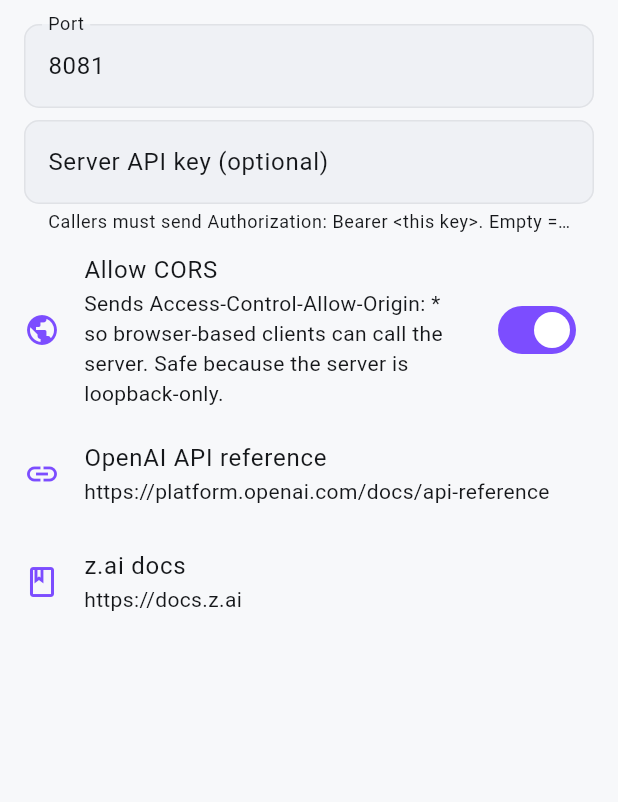
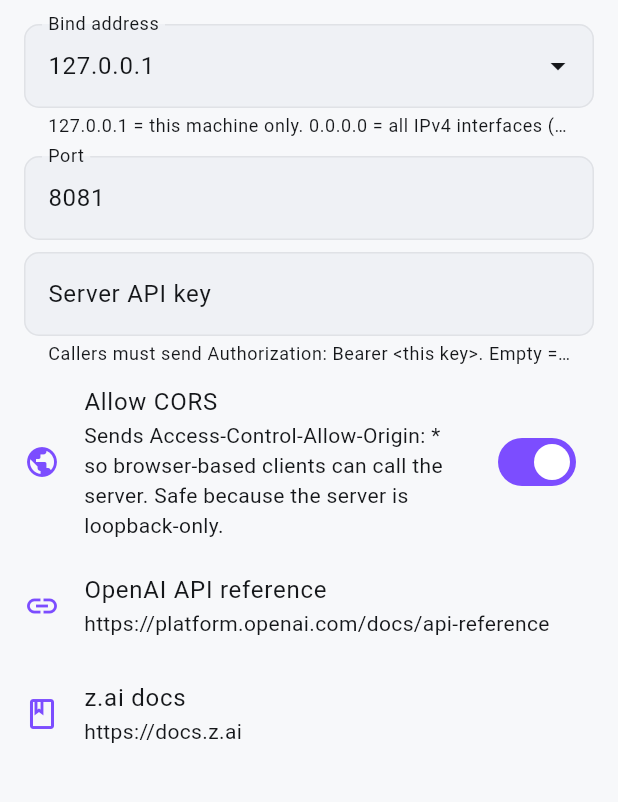
Before and after one commit to Orsucciu/Lagestroemia, a Flutter app: the OpenAiServerSection widget shown alone on an empty page, opened directly, on a phone screen of 412 x 824 dp, the part 192-994 px from its top. Run offline on Flutter 3.47's test engine with Material 3 defaults, Android fonts, the phone set to English and light mode, and no system bars; our stand-ins replace dio, file_picker, flutter_markdown, flutter_riverpod, flutter_secure_storage, go_router and 4 more; missing offline and left inert: dart:html, dart:js_util, flutter_inappwebview; accounts and stored records are empty; network calls fail.

Commit message:
feat: allow OpenAI-compat server to bind to LAN/remote IPs
Previously both OpenAI-compat servers (the Flutter app's built-in one
and the Python native_host.py for the browser extension) were locked
to 127.0.0.1. That made opencode-on-laptop-vs-Lagestroemia-on-desktop
impossible without an SSH tunnel.

Changes:

native_host.py (Python — the path opencode actually uses):
  - Add --api-key flag and LAGESTROEMIA_API_KEY env var. When set,
    every request must carry Authorization: Bearer <key>.
  - Add /health exemption so callers can probe without auth.
  - Add Authorization to Access-Control-Allow-Headers so browser-based
    callers can send the header.
  - Add security guard: refuse to bind to a non-loopback address
    without an API key. Exits with status 2 and a clear message.
  - At startup, enumerate every reachable URL (loopback + each LAN
    IP) so the user knows what to paste into opencode's config.
  - Log bind mode + auth status to stderr.

install-native.sh / install-native.ps1:
  - Generated wrapper now ships with LAGESTROEMIA_HOST and
    LAGESTROEMIA_API_KEY env vars commented out, with instructions.
    User edits one file to enable LAN access; no need to touch the
    Python script directly.
  - Install output explains the LAN-access steps.

Flutter (parallel path — useful for Flutter-app users):
  - OpenAiServerConfig: add 'host' field, default '127.0.0.1'.
    Add isLoopback getter.
  - OpenAiApiServer.start: bind to InternetAddress(config.host)
    instead of hardcoded loopback. Refuse non-loopback without
    serverApiKey.
  - OpenAiServerStatus: add 'host' + 'reachableUrls' fields.
    _enumerateReachableUrls uses NetworkInterface.list to surface
    every LAN URL when bound to 0.0.0.0.
  - Settings UI: bind-address text field with 127.0.0.1/0.0.0.0
    presets in a dropdown. Red warning + errorText when non-loopback
    without key. Lists every reachable URL with per-URL copy buttons
    when bound to 0.0.0.0.
  - OpenAiServerNotifier: persist host, add setHost() that restarts
    the server if running.
  - GET / index HTML shows all reachable URLs, not just 127.0.0.1.

Security model: default behaviour is unchanged (loopback, no auth).
Non-loopback binds REQUIRE an API key — enforced on both sides.

```diff
--- a/lib/data/api/openai_api_server.dart
+++ b/lib/data/api/openai_api_server.dart
@@ -4,8 +4,9 @@
 // OpenAI-speaking clients (curl, Cline, Continue, LibreChat, the OpenAI
 // Python/Node SDKs, etc.) can hit to use z.ai through Lagestroemia.
 //
-// The server listens on `127.0.0.1` (loopback only — never 0.0.0.0) on
-// the port the user picks in Settings. Endpoints:
+// The server listens on the bind address the user picks in Settings —
+// `127.0.0.1` (loopback, default), `0.0.0.0` (all IPv4 interfaces, LAN-
+// reachable), or a specific IP like `192.168.1.50`. Endpoints:
 //
 //   GET  /v1/models
 //        → forwards to z.ai's model list. Returns the OpenAI shape:
@@ -23,13 +24,14 @@
 //        → returns {"ok":true,"version":"<appVersion>"} so callers can
 //          probe the server without sending a chat request.
 //
-//   GET  /            → returns a small HTML page describing the server.
+//   GET  /            → returns a small HTML page describing the server,
+//        including every reachable URL when bound to `0.0.0.0`.
 //
-// Auth: the server is loopback-only (no remote access). It still
-// expects callers to pass an `Authorization: Bearer` header that
-// matches the API key configured in Settings (the user's z.ai API key
-// OR a separate "server API key" that the user sets). If the user
-// leaves the server API key empty, no auth is required (loopback only).
+// Auth: callers must pass an `Authorization: Bearer` header matching the
+// server API key configured in Settings. If the key is empty, no auth is
+// required. Non-loopback binds REQUIRE a non-empty server API key — the
+// [OpenAiApiServer.start] method refuses to bind otherwise, to prevent
+// unauthenticated access from the network.
 //
 // This file uses `dart:io` directly so it only runs on native targets
 // (Linux, Windows, Android). On Web we cannot open a TCP listener —
@@ -45,7 +47,8 @@ import 'dart:io'
         HttpRequest,
         HttpResponse,
         HttpServer,
-        InternetAddress;
+        InternetAddress,
+        NetworkInterface;
 
 import 'package:dio/dio.dart';
 import 'package:logging/logging.dart';
@@ -56,6 +59,7 @@ import '../../core/config/app_config.dart';
 class OpenAiServerConfig {
   const OpenAiServerConfig({
     this.enabled = false,
+    this.host = '127.0.0.1',
     this.port = 8081,
     this.serverApiKey = '',
     this.allowCors = true,
@@ -64,28 +68,43 @@ class OpenAiServerConfig {
   /// Whether the server is running. Persists across app restarts.
   final bool enabled;
 
+  /// Bind address. Default: `127.0.0.1` (loopback — only reachable from
+  /// the same machine). Set to `0.0.0.0` to listen on all IPv4 interfaces
+  /// (reachable from the LAN), or a specific IP like `192.168.1.50` to
+  /// bind to one interface. Non-loopback hosts REQUIRE a non-empty
+  /// [serverApiKey] — the [start] method refuses to bind otherwise.
+  final String host;
+
   /// TCP port to listen on. Default: 8081 (out of the way of common
   /// dev servers like 8080, 3000, 5000).
   final int port;
 
   /// Optional server-side API key. If non-empty, the caller must pass
   /// `Authorization: Bearer <serverApiKey>` to access any endpoint. If
-  /// empty, no auth is required (loopback-only).
+  /// empty, no auth is required (loopback-only). REQUIRED when [host]
+  /// is anything other than `127.0.0.1` / `::1` / `localhost`.
   final String serverApiKey;
 
   /// If true, sends `Access-Control-Allow-Origin: *` on responses so
-  /// browser-based clients can call the server. Default: true (since
-  /// the server is loopback-only, CORS is safe).
+  /// browser-based clients can call the server. Default: true. Safe to
+  /// leave on even for non-loopback binds, but you should pair it with
+  /// a non-empty [serverApiKey] in that case.
   final bool allowCors;
+
+  /// True if [host] is a loopback address (only reachable from this
+  /// machine). Used to gate the auth-required rule.
+  bool get isLoopback => _isLoopbackHost(host);
 
   OpenAiServerConfig copyWith({
     bool? enabled,
+    String? host,
     int? port,
     String? serverApiKey,
     bool? allowCors,
   }) {
     return OpenAiServerConfig(
       enabled: enabled ?? this.enabled,
+      host: host ?? this.host,
       port: port ?? this.port,
       serverApiKey: serverApiKey ?? this.serverApiKey,
       allowCors: allowCors ?? this.allowCors,
@@ -93,19 +112,57 @@ class OpenAiServerConfig {
   }
 }
 
+/// True if [host] refers to a loopback address. Recognises the literal
+/// strings `127.0.0.1`, `::1`, `localhost` (case-insensitive) and any
+/// IPv4 address in the `127.0.0.0/8` block.
+bool _isLoopbackHost(String host) {
+  final trimmed = host.trim().toLowerCase();
+  if (trimmed == 'localhost' || trimmed == '::1') return true;
+  final dot = trimmed.indexOf('.');
+  if (dot <= 0) return false;
+  final firstOctet = int.tryParse(trimmed.substring(0, dot));
+  return firstOctet == 127;
+}
+
 /// The running state of the server, exposed to the UI.
 class OpenAiServerStatus {
   const OpenAiServerStatus({
     this.running = false,
+    this.host,
     this.port,
     this.url,
+    this.reachableUrls = const <String>[],
     this.error,
   });
 
   final bool running;
+
+  /// The bind address the server is listening on (e.g. `127.0.0.1`,
+  /// `0.0.0.0`, `192.168.1.50`). Null when the server is not running.
+  final String? host;
+
   final int? port;
+
+  /// Primary URL (`http://<host>:<port>`). For `0.0.0.0` this is
+  /// `http://0.0.0.0:<port>` — callers should use [reachableUrls]
+  /// instead to get the per-interface URLs.
   final String? url;
+
+  /// Every URL the server is reachable at. For a `0.0.0.0` bind this
+  /// contains one URL per active IPv4 interface (loopback + LAN IPs).
+  /// For a specific host bind, this is a single-element list. Empty
+  /// when the server is not running.
+  final List<String> reachableUrls;
+
   final String? error;
+
+  /// True if the bind address is anything other than loopback —
+  /// i.e. the server is reachable from other machines.
+  bool get isRemoteAccessible {
+    final h = host;
+    if (h == null) return false;
+    return !_isLoopbackHost(h);
+  }
 }
 
 /// The OpenAI-compatible server.
@@ -142,37 +199,83 @@ class OpenAiApiServer {
       return const OpenAiServerStatus();
     }
     final port = server.port;
+    final host = _config.host;
     return OpenAiServerStatus(
       running: true,
+      host: host,
       port: port,
-      url: 'http://127.0.0.1:$port',
+      url: 'http://$host:$port',
+      reachableUrls: _enumerateReachableUrls(host, port),
     );
   }
 
   /// Starts the server. Returns the running status on success, an
   /// error message on failure.
+  ///
+  /// Security guard: if [OpenAiServerConfig.host] is anything other than
+  /// a loopback address, [OpenAiServerConfig.serverApiKey] MUST be
+  /// non-empty. We refuse to bind an unauthenticated server to a
+  /// publicly-reachable interface — that would let anyone on the LAN
+  /// burn through your z.ai quota.
   Future<OpenAiServerStatus> start(OpenAiServerConfig config) async {
     if (_server != null) {
       await stop();
     }
     _config = config;
+    if (!config.isLoopback && config.serverApiKey.isEmpty) {
+      final msg = 'Refusing to bind to "${config.host}" without a server '
+          'API key. Set one in Settings, or use 127.0.0.1 for '
+          'loopback-only access.';
+      _log.warning(msg);
+      return OpenAiServerStatus(error: msg);
+    }
     try {
-      final server = await HttpServer.bind(
-        InternetAddress.loopbackIPv4,
-        config.port,
-      );
+      final address = InternetAddress(config.host);
+      final server = await HttpServer.bind(address, config.port);
       _server = server;
-      _log.info('OpenAI-compat server listening on 127.0.0.1:${server.port}');
+      _log.info('OpenAI-compat server listening on ${config.host}:${server.port}');
       _subscription = server.listen(_handleRequest);
       return OpenAiServerStatus(
         running: true,
         port: server.port,
-        url: 'http://127.0.0.1:${server.port}',
+        host: config.host,
+        url: 'http://${config.host}:${server.port}',
+        reachableUrls: _enumerateReachableUrls(config.host, server.port),
       );
     } catch (e) {
       _log.warning('Failed to start OpenAI-compat server: $e');
       return OpenAiServerStatus(error: e.toString());
     }
+  }
+
+  /// Returns the list of URLs the running server is reachable at, given
+  /// the bind [host] and [port].
+  ///
+  /// - For loopback hosts: returns `['http://127.0.0.1:<port>']`.
+  /// - For `0.0.0.0`: enumerates every IPv4 address on every active
+  ///   network interface and returns one URL per address.
+  /// - For a specific IP: returns `['http://<host>:<port>']`.
+  static List<String> _enumerateReachableUrls(String host, int port) {
+    if (host == '0.0.0.0' || host == '::') {
+      try {
+        final interfaces = NetworkInterface.list(
+          type: InternetAddressType.IPv4,
+          includeLoopback: true,
+          includeLinkLocal: false,
+        );
+        final urls = <String>[];
+        for (final iface in interfaces) {
+          for (final addr in iface.addresses) {
+            urls.add('http://${addr.address}:$port');
+          }
+        }
+        if (urls.isEmpty) return <String>['http://0.0.0.0:$port'];
+        return urls;
+      } catch (e) {
+        return <String>['http://0.0.0.0:$port'];
+      }
+    }
+    return <String>['http://$host:$port'];
   }
 
   /// Stops the server. Safe to call when not running.
@@ -273,34 +376,44 @@ class OpenAiApiServer {
   void _handleIndex(HttpRequest request) {
     request.response.headers.contentType = ContentType.html;
     final port = _server?.port ?? _config.port;
+    final host = _config.host;
+    final reachable = _enumerateReachableUrls(host, port);
+    final authBit = _config.serverApiKey.isNotEmpty
+        ? '-H "Authorization: Bearer &lt;your-server-api-key&gt" \\\n  '
+        : '';
+    final reachabilityHtml = reachable.length <= 1
+        ? '<p>Listening on <code>${reachable.first}</code>. '
+            '${_config.isLoopback ? "Loopback only — other machines on the network cannot reach it." : "Remote-accessible from other machines on the network."}</p>'
+        : '<p>Bound to <code>$host:$port</code>. Reachable at:</p>'
+            '<ul>${reachable.map((u) => '<li><code>$u</code></li>').join('')}</ul>'
+            '<p><em>${_config.isLoopback ? "Loopback only." : "Remote-accessible — other machines on the network can use any URL above."}</em></p>';
     request.response.write('''
 <!DOCTYPE html>
 <html>
 <head><meta charset="utf-8"><title>Lagestroemia OpenAI-compat server</title>
-<style>body{font:14px/1.5 -apple-system,system-ui,sans-serif;max-width:600px;margin:40px auto;padding:0 20px;color:#222}code{background:#f4f4f4;padding:2px 6px;border-radius:3px}a{color:#7C4DFF}</style>
+<style>body{font:14px/1.5 -apple-system,system-ui,sans-serif;max-width:600px;margin:40px auto;padding:0 20px;color:#222}code{background:#f4f4f4;padding:2px 6px;border-radius:3px}a{color:#7C4DFF}em{color:#666}</style>
 </head>
 <body>
 <h1>Lagestroemia OpenAI-compat server</h1>
-<p>Listening on <code>http://127.0.0.1:$port</code>. Loopback only — other
-machines on the network cannot reach it.</p>
+$reachabilityHtml
 <h2>Endpoints</h2>
 <ul>
-  <li><code>GET /v1/health</code> — returns <code>{"ok":true,"version":"..."}</code></li>
-  <li><code>GET /v1/models</code> — list of available z.ai models</li>
-  <li><code>POST /v1/chat/completions</code> — OpenAI-shaped chat
+  <li><code>GET /v1/health</code> &mdash; returns <code>{"ok":true,"version":"..."}</code></li>
+  <li><code>GET /v1/models</code> &mdash; list of available z.ai models</li>
+  <li><code>POST /v1/chat/completions</code> &mdash; OpenAI-shaped chat
       completions (stream and non-stream)</li>
 </ul>
 <h2>Quick test</h2>
-<pre>curl http://127.0.0.1:$port/v1/chat/completions \\
+<pre>curl ${reachable.first}/v1/chat/completions \\
   -H "Content-Type: application/json" \\
-  ${_config.serverApiKey.isNotEmpty ? '-H "Authorization: Bearer &lt;your-server-api-key&gt" \\\n  ' : ''}-d '{
+  $authBit-d '{
     "model": "glm-4.7",
     "messages": [{"role":"user","content":"Say hello in 5 words"}],
     "stream": false
   }'</pre>
 <p>For streaming, set <code>"stream": true</code>. The server forwards the
 SSE response byte-for-byte from z.ai.</p>
-<p><a href="https://docs.z.ai">z.ai docs</a> · <a href="https://github.com/Orsucciu/Lagestroemia">Source</a></p>
+<p><a href="https://docs.z.ai">z.ai docs</a> &middot; <a href="https://github.com/Orsucciu/Lagestroemia">Source</a></p>
 </body>
 </html>
 ''');
--- a/lib/features/settings/openai_server_section.dart
+++ b/lib/features/settings/openai_server_section.dart
@@ -2,16 +2,16 @@
 //
 // Lets the user:
 //   - Enable/disable the server
+//   - Pick the bind address (loopback / LAN / specific IP)
 //   - Pick the port
 //   - Set an optional server-side API key (callers must send
-//     Authorization: Bearer <this key>)
+//     Authorization: Bearer <this key>); REQUIRED for non-loopback binds
 //   - Toggle CORS
-//   - See the current URL
+//   - See the current URL(s)
 //   - Copy a curl example
 //
-// The server is loopback-only (127.0.0.1) so it can only be reached
-// from the same machine. On Web/iOS/macOS this section is hidden
-// because we cannot bind a TCP listener.
+// On Web/iOS/macOS this section is hidden because we cannot bind a
+// TCP listener.
 
 import 'package:flutter/foundation.dart' show kIsWeb;
 import 'package:flutter/material.dart';
@@ -32,12 +32,14 @@ class OpenAiServerSection extends ConsumerStatefulWidget {
 
 class _OpenAiServerSectionState extends ConsumerState<OpenAiServerSection> {
   late OpenAiServerConfig _config;
+  late TextEditingController _hostCtrl;
   late TextEditingController _portCtrl;
   late TextEditingController _apiKeyCtrl;
   bool _initialised = false;
 
   @override
   void dispose() {
+    _hostCtrl.dispose();
     _portCtrl.dispose();
     _apiKeyCtrl.dispose();
     super.dispose();
@@ -47,6 +49,7 @@ class _OpenAiServerSectionState extends ConsumerState<OpenAiServerSection> {
     if (_initialised) return;
     final notifier = ref.read(openAiServerProvider.notifier);
     _config = notifier.loadConfig();
+    _hostCtrl = TextEditingController(text: _config.host);
     _portCtrl = TextEditingController(text: _config.port.toString());
     _apiKeyCtrl = TextEditingController(text: _config.serverApiKey);
     _initialised = true;
@@ -82,7 +85,9 @@ class _OpenAiServerSectionState extends ConsumerState<OpenAiServerSection> {
           title: const Text('Enable local API server'),
           subtitle: Text(
             status.running
-                ? 'Running at ${status.url}'
+                ? (status.reachableUrls.length > 1
+                    ? 'Running — reachable at ${status.reachableUrls.length} URLs (see below)'
+                    : 'Running at ${status.url}')
                 : 'Off — other OpenAI-speaking clients (curl, Cline, '
                     'Continue, etc.) cannot reach z.ai through '
                     'Lagestroemia.',
@@ -91,6 +96,7 @@ class _OpenAiServerSectionState extends ConsumerState<OpenAiServerSection> {
             value: status.running,
             onChanged: (v) async {
               if (v) {
+                await notifier.setHost(_hostCtrl.text);
                 await notifier.setServerApiKey(_apiKeyCtrl.text);
                 await notifier.setPort(int.tryParse(_portCtrl.text) ?? 8081);
                 await notifier.start();
@@ -101,6 +107,38 @@ class _OpenAiServerSectionState extends ConsumerState<OpenAiServerSection> {
           ),
         ),
         if (status.running && status.error == null) ...<Widget>[
+          if (status.reachableUrls.length > 1) ...<Widget>[
+            Padding(
+              padding: const EdgeInsets.symmetric(horizontal: 16, vertical: 4),
+              child: Text(
+                'Reachable URLs (bound to ${status.host}):',
+                style: scheme.textTheme.bodySmall,
+              ),
+            ),
+            for (final url in status.reachableUrls)
+              Padding(
+                padding: const EdgeInsets.symmetric(horizontal: 16, vertical: 2),
+                child: Row(
+                  children: <Widget>[
+                    Expanded(
+                      child: SelectableText(
+                        url,
+                        style: scheme.textTheme.bodySmall?.copyWith(
+                          fontFamily: 'monospace',
+                        ),
+                      ),
+                    ),
+                    IconButton(
+                      icon: const Icon(Icons.copy, size: 18),
+                      tooltip: 'Copy URL',
+                      onPressed: () => Clipboard.setData(
+                        ClipboardData(text: url),
+                      ),
+                    ),
+                  ],
+                ),
+              ),
+          ] else
             Padding(
               padding: const EdgeInsets.symmetric(horizontal: 16, vertical: 4),
               child: Row(
@@ -127,7 +165,7 @@ class _OpenAiServerSectionState extends ConsumerState<OpenAiServerSection> {
               children: <Widget>[
                 Expanded(
                   child: SelectableText(
-                    'Test: curl ${status.url}/v1/chat/completions '
+                    'Test: curl ${status.reachableUrls.first}/v1/chat/completions '
                         '-H "Content-Type: application/json" '
                         '${_config.serverApiKey.isNotEmpty ? '-H "Authorization: Bearer <your-key>" ' : ''}'
                         '-d \'{"model":"glm-4.7","messages":[{"role":"user","content":"hi"}],"stream":false}\'',
@@ -141,7 +179,7 @@ class _OpenAiServerSectionState extends ConsumerState<OpenAiServerSection> {
                   tooltip: 'Copy curl example',
                   onPressed: () => Clipboard.setData(
                     ClipboardData(
-                      text: 'curl ${status.url}/v1/chat/completions '
+                      text: 'curl ${status.reachableUrls.first}/v1/chat/completions '
                           '-H "Content-Type: application/json" '
                           '${_config.serverApiKey.isNotEmpty ? '-H "Authorization: Bearer <your-key>" ' : ''}'
                           "-d '{\"model\":\"glm-4.7\",\"messages\":[{\"role\":\"user\",\"content\":\"hi\"}],\"stream\":false}'",
@@ -159,6 +197,70 @@ class _OpenAiServerSectionState extends ConsumerState<OpenAiServerSection> {
               'Error: ${status.error}',
               style: scheme.textTheme.bodySmall
                   ?.copyWith(color: scheme.colorScheme.error),
+            ),
+          ),
+        Padding(
+          padding: const EdgeInsets.fromLTRB(16, 8, 16, 4),
+          child: TextField(
+            controller: _hostCtrl,
+            decoration: InputDecoration(
+              labelText: 'Bind address',
+              hintText: '127.0.0.1',
+              border: const OutlineInputBorder(),
+              helperText: '127.0.0.1 = this machine only. '
+                  '0.0.0.0 = all IPv4 interfaces (LAN-reachable). '
+                  '192.168.x.x = one specific interface.',
+              suffixIcon: PopupMenuButton<String>(
+                icon: const Icon(Icons.arrow_drop_down),
+                tooltip: 'Common bind addresses',
+                onSelected: (value) async {
+                  _hostCtrl.text = value;
+                  await notifier.setHost(value);
+                  setState(() => _config = _config.copyWith(host: value));
+                },
+                itemBuilder: (_) => const <PopupMenuEntry<String>>[
+                  PopupMenuItem<String>(
+                    value: '127.0.0.1',
+                    child: Text('127.0.0.1 (loopback only)'),
+                  ),
+                  PopupMenuItem<String>(
+                    value: '0.0.0.0',
+                    child: Text('0.0.0.0 (all IPv4, LAN-reachable)'),
+                  ),
+                ],
+              ),
+            ),
+            onChanged: (value) async {
+              await notifier.setHost(value);
+              setState(() => _config = _config.copyWith(host: value.trim()));
+            },
+          ),
+        ),
+        if (!_config.isLoopback && _apiKeyCtrl.text.isEmpty)
+          Padding(
+            padding: const EdgeInsets.fromLTRB(16, 4, 16, 4),
+            child: Container(
+              padding: const EdgeInsets.all(12),
+              decoration: BoxDecoration(
+                color: scheme.colorScheme.errorContainer,
+                borderRadius: BorderRadius.circular(8),
+              ),
+              child: Row(
+                children: <Widget>[
+                  Icon(Icons.warning_amber_rounded,
+                      color: scheme.colorScheme.onErrorContainer),
+                  const SizedBox(width: 8),
+                  Expanded(
+                    child: Text(
+                      'Non-loopback bind requires a server API key. '
+                      'The server will refuse to start until you set one.',
+                      style: scheme.textTheme.bodySmall?.copyWith(
+                        color: scheme.colorScheme.onErrorContainer,
+                      ),
+                    ),
+                  ),
+                ],
+              ),
             ),
           ),
         Padding(
@@ -183,25 +285,39 @@ class _OpenAiServerSectionState extends ConsumerState<OpenAiServerSection> {
           padding: const EdgeInsets.fromLTRB(16, 4, 16, 4),
           child: TextField(
             controller: _apiKeyCtrl,
-            decoration: const InputDecoration(
-              labelText: 'Server API key (optional)',
-              hintText: 'Leave empty for no auth (loopback-only)',
-              border: OutlineInputBorder(),
-              helperText: 'Callers must send Authorization: Bearer <this key>. '
-                  'Empty = no auth required.',
+            decoration: InputDecoration(
+              labelText: 'Server API key',
+              hintText: _config.isLoopback
+                  ? 'Optional (loopback-only)'
+                  : 'Required for non-loopback bind',
+              border: const OutlineInputBorder(),
+              helperText: _config.isLoopback
+                  ? 'Callers must send Authorization: Bearer <this key>. '
+                      'Empty = no auth required.'
+                  : 'REQUIRED. Anyone on the network can call this server '
+                      'without it.',
+              errorText: (!_config.isLoopback && _apiKeyCtrl.text.isEmpty)
+                  ? 'Required for ${_config.host}'
+                  : null,
             ),
             onChanged: (value) async {
               await notifier.setServerApiKey(value);
+              setState(() {});
             },
           ),
         ),
         SwitchListTile(
           secondary: const Icon(Icons.public),
           title: const Text('Allow CORS'),
-          subtitle: const Text(
-              'Sends Access-Control-Allow-Origin: * so browser-based '
-              'clients can call the server. Safe because the server is '
-              'loopback-only.'),
+          subtitle: Text(
+            _config.isLoopback
+                ? 'Sends Access-Control-Allow-Origin: * so browser-based '
+                    'clients can call the server. Safe because the server '
+                    'is loopback-only.'
+                : 'Sends Access-Control-Allow-Origin: * so browser-based '
+                    'clients can call the server. Recommended when binding '
+                    'to non-loopback addresses — make sure a server API key '
+                    'is set.'),
           value: _config.allowCors,
           onChanged: (v) async {
             await notifier.setAllowCors(v);
```
Also changed, not shown: lib/state/openai_server_state.dart (+17 -0 lines), 3 other files. Lines whose indentation alone changed are shown as unchanged.
